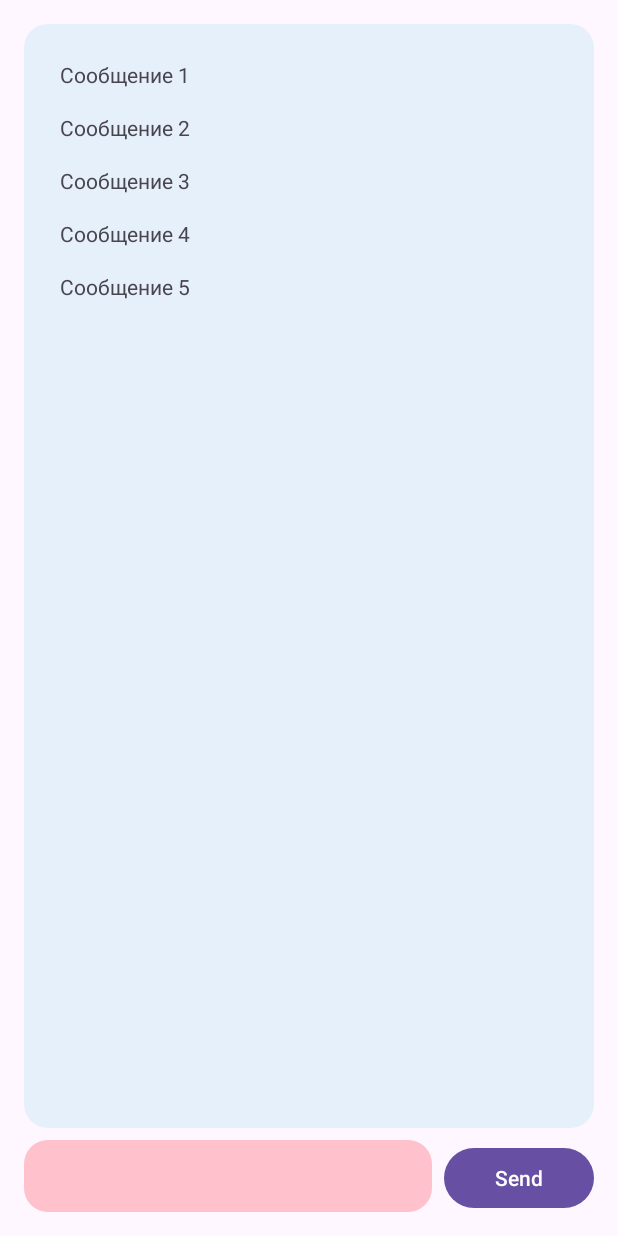
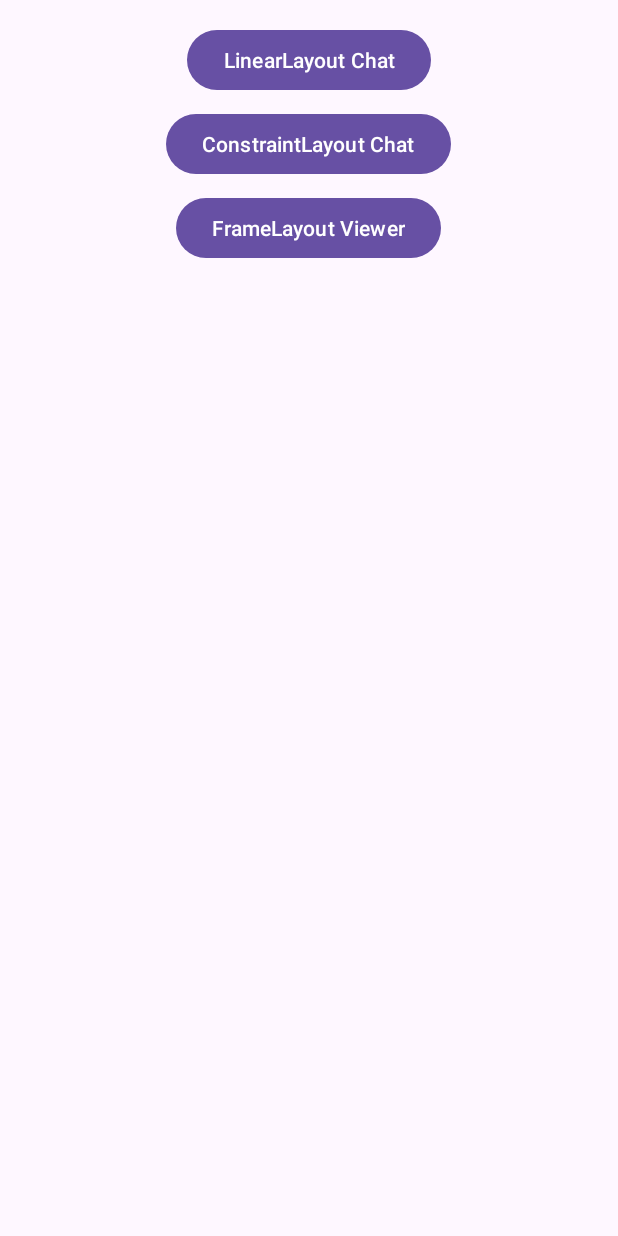
Before and after one commit to ppljc/rmp-lab-work-3, an Android app: the screen it shows after launch (MainActivity), on a phone screen of 412 x 824 dp. Run offline under Robolectric (Android 15) with nearby library versions, the phone set to English and light mode, and no system bars.

Commit message:
feat: multiple methods

```diff
--- a/app/src/main/java/com/example/myapplication3/MainActivity.java
+++ b/app/src/main/java/com/example/myapplication3/MainActivity.java
@@ -1,53 +1,19 @@
 package com.example.myapplication3;
 
 import android.os.Bundle;
-import android.view.View;
-import android.widget.Button;
-import android.widget.EditText;
-import android.widget.LinearLayout;
-import android.widget.ScrollView;
-import android.widget.TextView;
 import androidx.appcompat.app.AppCompatActivity;
 
 public class MainActivity extends AppCompatActivity {
-
-    private EditText editTextMessage;
-    private LinearLayout messageContainer;
-    private ScrollView scrollView;
-    private int messageCount = 5; // Начинаем с 5, так как уже есть 5 сообщений
 
     @Override
     protected void onCreate(Bundle savedInstanceState) {
         super.onCreate(savedInstanceState);
         setContentView(R.layout.activity_main);
 
-        editTextMessage = findViewById(R.id.edit_text_message);
-        messageContainer = findViewById(R.id.message_container);
-        scrollView = findViewById(R.id.scroll_view);
-        Button sendButton = findViewById(R.id.send_button);
-
-        sendButton.setOnClickListener(new View.OnClickListener() {
-            @Override
-            public void onClick(View v) {
-                String input = editTextMessage.getText().toString();
-                if (!input.isEmpty()) {
-                    TextView textView = new TextView(MainActivity.this);
-                    textView.setLayoutParams(new LinearLayout.LayoutParams(
-                            LinearLayout.LayoutParams.WRAP_CONTENT,
-                            LinearLayout.LayoutParams.WRAP_CONTENT));
-                    textView.setText("Message " + (++messageCount));
-                    int padding = (int) getResources().getDimension(R.dimen.padding_small);
-                    textView.setPadding(padding, padding, padding, padding);
-                    messageContainer.addView(textView);
-                    editTextMessage.setText("");
-                    scrollView.post(new Runnable() {
-                        @Override
-                        public void run() {
-                            scrollView.fullScroll(View.FOCUS_DOWN);
-                        }
-                    });
-                }
-            }
-        });
+        if (savedInstanceState == null) {
+            getSupportFragmentManager().beginTransaction()
+                    .replace(R.id.fragment_container, new NavigationFragment())
+                    .commit();
+        }
     }
 }
--- /dev/null
+++ b/app/src/main/java/com/example/myapplication3/NavigationFragment.java
@@ -0,0 +1,43 @@
+package com.example.myapplication3;
+
+import android.os.Bundle;
+import android.view.LayoutInflater;
+import android.view.View;
+import android.view.ViewGroup;
+import android.widget.Button;
+import androidx.fragment.app.Fragment;
+
+public class NavigationFragment extends Fragment {
+
+    @Override
+    public View onCreateView(LayoutInflater inflater, ViewGroup container, Bundle savedInstanceState) {
+        View view = inflater.inflate(R.layout.fragment_navigation, container, false);
+
+        Button buttonLinear = view.findViewById(R.id.button_linear);
+        Button buttonConstraint = view.findViewById(R.id.button_constraint);
+        Button buttonFrame = view.findViewById(R.id.button_frame);
+
+        buttonLinear.setOnClickListener(v -> {
+            requireActivity().getSupportFragmentManager().beginTransaction()
+                    .replace(R.id.fragment_container, new LinearFragment())
+                    .addToBackStack(null)
+                    .commit();
+        });
+
+        buttonConstraint.setOnClickListener(v -> {
+            requireActivity().getSupportFragmentManager().beginTransaction()
+                    .replace(R.id.fragment_container, new ConstraintFragment())
+                    .addToBackStack(null)
+                    .commit();
+        });
+
+        buttonFrame.setOnClickListener(v -> {
+            requireActivity().getSupportFragmentManager().beginTransaction()
+                    .replace(R.id.fragment_container, new FrameFragment())
+                    .addToBackStack(null)
+                    .commit();
+        });
+
+        return view;
+    }
+}
--- a/app/src/main/res/layout/activity_main.xml
+++ b/app/src/main/res/layout/activity_main.xml
@@ -1,78 +1,5 @@
-<LinearLayout
+<FrameLayout
     xmlns:android="http://schemas.android.com/apk/res/android"
+    android:id="@+id/fragment_container"
     android:layout_width="match_parent"
-    android:layout_height="match_parent"
-    android:orientation="vertical"
-    android:paddingTop="@dimen/padding_medium"
-    android:paddingLeft="@dimen/padding_medium"
-    android:paddingRight="@dimen/padding_medium"
-    android:paddingBottom="@dimen/padding_medium">
-
-    <ScrollView
-        android:id="@+id/scroll_view"
-        android:layout_width="match_parent"
-        android:layout_height="0dp"
-        android:layout_weight="1"
-        android:padding="@dimen/padding_small"
-        android:background="@drawable/scroll_view_background">
-
-        <LinearLayout
-            android:id="@+id/message_container"
-            android:layout_width="match_parent"
-            android:layout_height="wrap_content"
-            android:orientation="vertical"
-            android:padding="@dimen/padding_small">
-
-            <TextView
-                android:layout_width="wrap_content"
-                android:layout_height="wrap_content"
-                android:text="Сообщение 1"
-                android:padding="@dimen/padding_small"/>
-            <TextView
-                android:layout_width="wrap_content"
-                android:layout_height="wrap_content"
-                android:text="Сообщение 2"
-                android:padding="@dimen/padding_small"/>
-            <TextView
-                android:layout_width="wrap_content"
-                android:layout_height="wrap_content"
-                android:text="Сообщение 3"
-                android:padding="@dimen/padding_small"/>
-            <TextView
-                android:layout_width="wrap_content"
-                android:layout_height="wrap_content"
-                android:text="Сообщение 4"
-                android:padding="@dimen/padding_small"/>
-            <TextView
-                android:layout_width="wrap_content"
-                android:layout_height="wrap_content"
-                android:text="Сообщение 5"
-                android:padding="@dimen/padding_small"/>
-        </LinearLayout>
-    </ScrollView>
-
-    <LinearLayout
-        android:layout_width="match_parent"
-        android:layout_height="wrap_content"
-        android:orientation="horizontal"
-        android:paddingTop="@dimen/padding_small">
-
-        <EditText
-            android:id="@+id/edit_text_message"
-            android:layout_width="0dp"
-            android:layout_height="@dimen/edit_text_height"
-            android:layout_weight="1"
-            android:padding="@dimen/padding_small"
-            android:paddingStart="16dp"
-            android:layout_marginEnd="@dimen/margin_small"
-            android:background="@drawable/edit_text_background"
-            android:inputType="textCapSentences"/>
-
-        <Button
-            android:id="@+id/send_button"
-            android:layout_width="@dimen/button_width"
-            android:layout_height="@dimen/button_size"
-            android:text="Send"/>
-
-    </LinearLayout>
-</LinearLayout>
+    android:layout_height="match_parent"/>
--- /dev/null
+++ b/app/src/main/res/layout/fragment_navigation.xml
@@ -0,0 +1,29 @@
+<LinearLayout
+    xmlns:android="http://schemas.android.com/apk/res/android"
+    android:layout_width="match_parent"
+    android:layout_height="match_parent"
+    android:orientation="vertical"
+    android:padding="@dimen/padding_medium"
+    android:gravity="center_horizontal">
+
+    <Button
+        android:id="@+id/button_linear"
+        android:layout_width="wrap_content"
+        android:layout_height="wrap_content"
+        android:text="LinearLayout Chat"
+        android:layout_marginBottom="@dimen/margin_small"/>
+
+    <Button
+        android:id="@+id/button_constraint"
+        android:layout_width="wrap_content"
+        android:layout_height="wrap_content"
+        android:text="ConstraintLayout Chat"
+        android:layout_marginBottom="@dimen/margin_small"/>
+
+    <Button
+        android:id="@+id/button_frame"
+        android:layout_width="wrap_content"
+        android:layout_height="wrap_content"
+        android:text="FrameLayout Viewer"/>
+
+</LinearLayout>
```
Also changed, not shown: app/src/main/java/com/example/myapplication3/ConstraintFragment.java (added, +45 -0 lines), app/src/main/java/com/example/myapplication3/FrameFragment.java (added, +30 -0 lines), app/src/main/java/com/example/myapplication3/LinearFragment.java (added, +45 -0 lines), app/src/main/res/layout/fragment_constraint.xml (added, +80 -0 lines), app/src/main/res/layout/fragment_frame.xml (added, +22 -0 lines), app/src/main/res/layout/fragment_linear.xml (added, +78 -0 lines).
